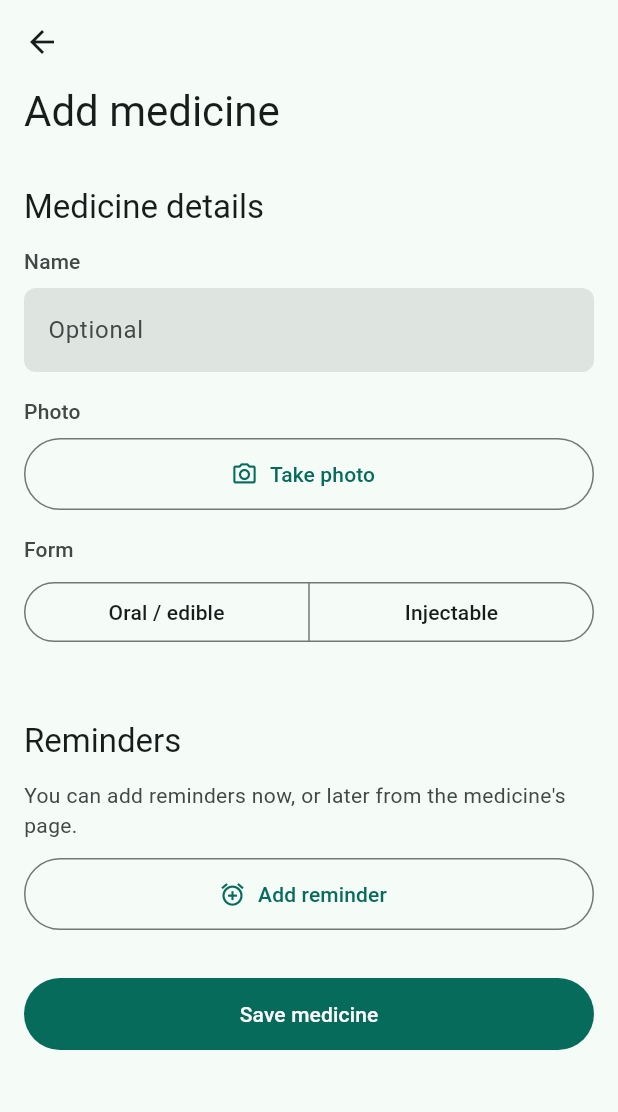
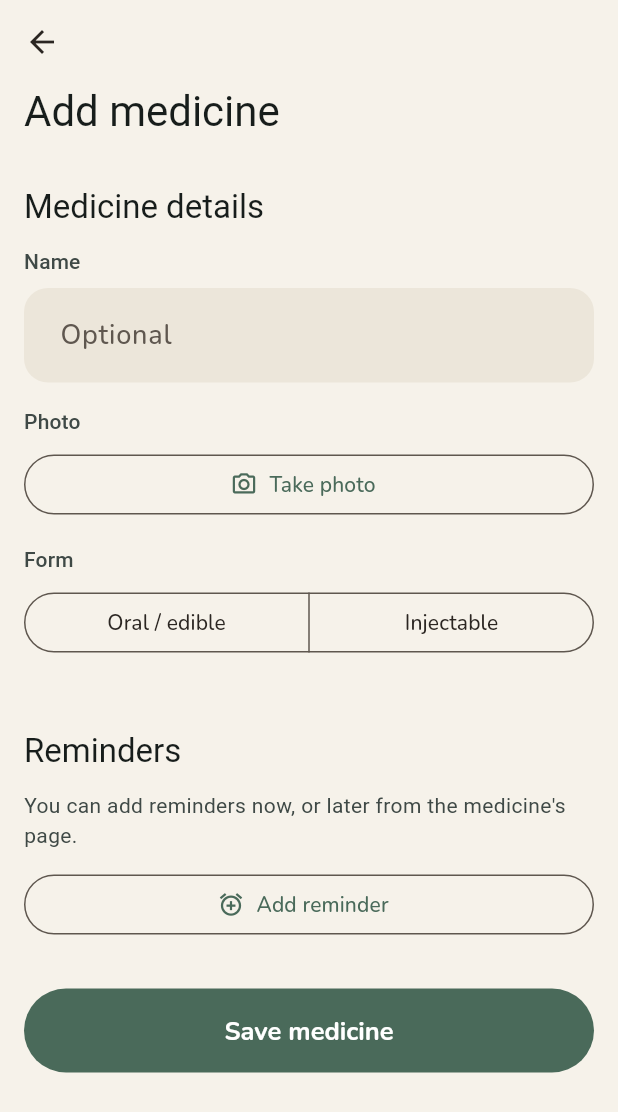
Before and after one commit to pratik97179/sahaay, a Flutter app: the screen it shows after launch, after a tap on "Add medicine", on a phone screen of 412 x 824 dp. Shown: the top 1112 px of the screen. Run offline on Flutter 3.47's test engine with Material 3 defaults, Android fonts, the phone set to English and light mode, and no system bars; our stand-ins replace drift, drift_flutter, flutter_riverpod, go_router, image_picker; missing offline and left inert: widgetbook; accounts and stored records are empty; generated files the repository leaves out were written again.

Commit message:
[feat]: run the app on the new design-system theme

```diff
--- a/lib/app/app.dart
+++ b/lib/app/app.dart
@@ -1,7 +1,7 @@
 import 'package:flutter/material.dart';
 import 'package:go_router/go_router.dart';
 
-import '../design_system/design_system.dart';
+import 'app_theme.dart';
 import 'router.dart';
 
 class SahaayApp extends StatefulWidget {
@@ -24,8 +24,8 @@ class _SahaayAppState extends State<SahaayApp> {
   Widget build(BuildContext context) {
     return MaterialApp.router(
       title: 'Sahaay',
-      theme: SahaayTheme.light(),
-      darkTheme: SahaayTheme.dark(),
+      theme: AppTheme.light(),
+      darkTheme: AppTheme.dark(),
       routerConfig: _router,
     );
   }
--- /dev/null
+++ b/lib/app/app_theme.dart
@@ -0,0 +1,23 @@
+import 'package:flutter/material.dart';
+import 'package:sahaay_design/sahaay_design.dart';
+
+import '../design_system/design_system.dart' as legacy;
+
+/// The app's themes: Sahaay's design system (`packages/sahaay_design`).
+///
+/// While screens move to the package one slice at a time
+/// (`docs/design-system.md` §14.2, step 7), the old design system's theme
+/// extensions ride along so screens that have not moved yet still find
+/// their values. Remove them, and this note, with `lib/design_system/`.
+abstract final class AppTheme {
+  static ThemeData light() =>
+      _withLegacy(SahaayTheme.light(), legacy.SahaayTheme.light());
+
+  static ThemeData dark() =>
+      _withLegacy(SahaayTheme.dark(), legacy.SahaayTheme.dark());
+
+  static ThemeData _withLegacy(ThemeData theme, ThemeData old) =>
+      theme.copyWith(
+        extensions: [...old.extensions.values, ...theme.extensions.values],
+      );
+}
--- a/lib/main.dart
+++ b/lib/main.dart
@@ -1,12 +1,14 @@
 import 'package:flutter/material.dart';
 import 'package:flutter_riverpod/flutter_riverpod.dart';
 import 'package:path_provider/path_provider.dart';
+import 'package:sahaay_design/sahaay_design.dart';
 
 import 'app/app.dart';
 import 'core/storage/app_directories.dart';
 
 Future<void> main() async {
   WidgetsFlutterBinding.ensureInitialized();
+  registerSahaayDesignLicenses();
   final documents = await getApplicationDocumentsDirectory();
   runApp(
     ProviderScope(
--- a/pubspec.yaml
+++ b/pubspec.yaml
@@ -47,6 +47,8 @@ dependencies:
   path_provider: ^2.1.6
   path: ^1.9.1
   uuid: ^4.6.0
+  sahaay_design:
+    path: packages/sahaay_design
 
 dev_dependencies:
   flutter_test:
```
Also changed, not shown: 2 other files.
